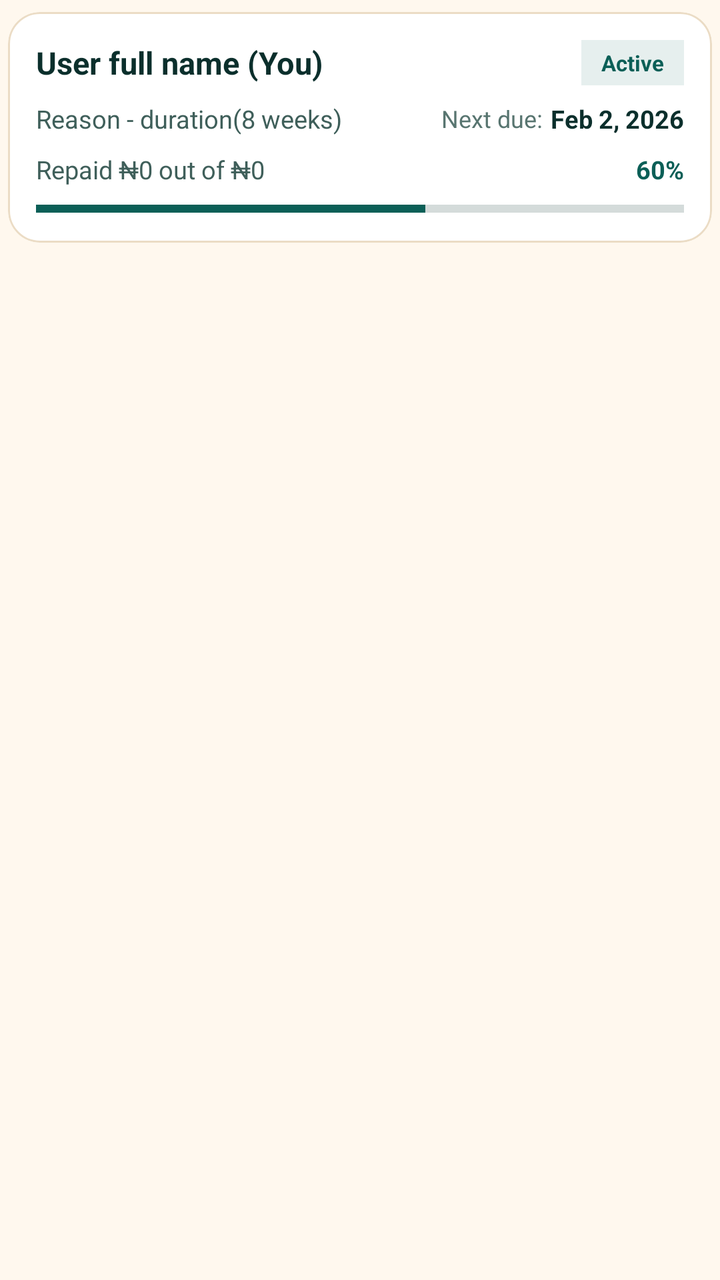
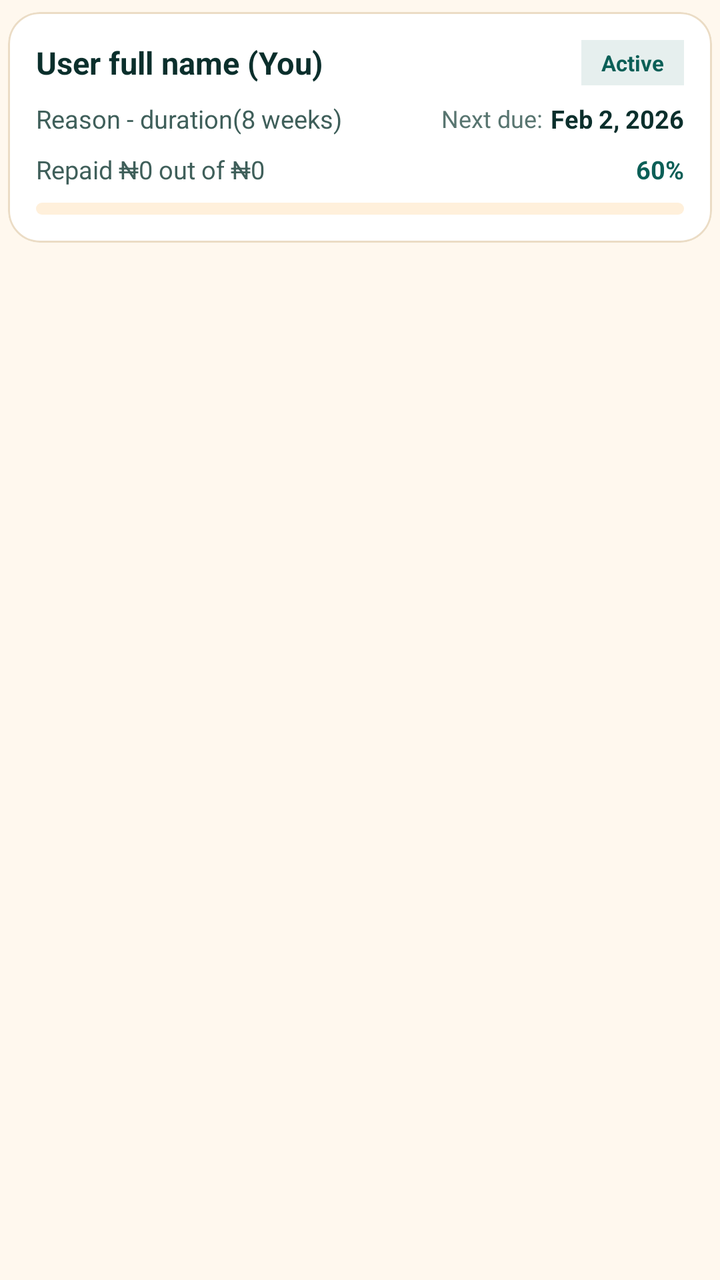

An Android layout rendered at two revisions. The XML below is the earlier revision; the diff shows what the commit changed to produce the second picture.
<!-- AndroidManifest.xml: application theme AppTheme -->
<!-- res/layout/active_loan_card.xml -->
<LinearLayout
	xmlns:android="http://schemas.android.com/apk/res/android"
	xmlns:app="http://schemas.android.com/apk/res-auto"
	xmlns:tools="http://schemas.android.com/tools"
	android:layout_width="match_parent"
	android:layout_height="wrap_content"
	android:orientation="vertical">
	<com.google.android.material.card.MaterialCardView
		android:id="@+id/cardview27"
		android:layout_width="match_parent"
		android:layout_height="wrap_content"
		app:cardBackgroundColor="@color/colorSurface"
		android:layout_marginHorizontal="4dp"
		android:layout_marginVertical="6dp"
		app:cardCornerRadius="16dp"
		app:cardElevation="0dp"
		app:strokeWidth="1dp"
		app:strokeColor="@color/colorCardStroke">
		<LinearLayout
			android:id="@+id/linear1"
			android:layout_width="match_parent"
			android:layout_height="wrap_content"
			android:padding="14dp"
			android:orientation="vertical">
			<LinearLayout
				android:id="@+id/linear2"
				android:layout_width="match_parent"
				android:layout_height="wrap_content"
				android:gravity="center_vertical"
				android:orientation="horizontal">
				<TextView
					android:id="@+id/textview2"
					android:layout_width="0dp"
					android:layout_height="wrap_content"
					android:text="User full name (You)"
					android:textStyle="bold"
					android:textColor="@color/colorTextPrimary"
					android:layout_weight="1"
					android:textSize="15.5sp"
					android:focusable="false" />
				<TextView
					android:id="@+id/textview3"
					android:layout_width="wrap_content"
					android:layout_height="wrap_content"
					android:paddingTop="4dp"
					android:paddingBottom="4dp"
					android:background="@color/colorAccentSoft"
					android:text="Active"
					android:textSize="11sp"
					android:textStyle="bold"
					android:textColor="@color/colorAccent"
					android:paddingStart="10dp"
					android:paddingEnd="10dp"
					android:focusable="false" />
			</LinearLayout>
			<LinearLayout
				android:id="@+id/linear4"
				android:layout_width="match_parent"
				android:layout_height="wrap_content"
				android:layout_marginTop="8dp"
				android:gravity="center_vertical"
				android:orientation="horizontal">
				<TextView
					android:id="@+id/textview1"
					android:layout_width="0dp"
					android:layout_height="wrap_content"
					android:text="Reason - duration(8 weeks)"
					android:textColor="@color/colorTextSecondary"
					android:layout_weight="1"
					android:textSize="12.5sp"
					android:focusable="false" />
				<TextView
					android:id="@+id/textview6"
					android:layout_width="wrap_content"
					android:layout_height="wrap_content"
					android:text="Next due:"
					android:textSize="12sp"
					android:textColor="@color/colorTextTertiary"
					android:paddingEnd="4dp"
					android:focusable="false" />
				<TextView
					android:id="@+id/textview7"
					android:layout_width="wrap_content"
					android:layout_height="wrap_content"
					android:text="Feb 2, 2026"
					android:textStyle="bold"
					android:textColor="@color/colorTextPrimary"
					android:textSize="12.5sp"
					android:focusable="false" />
			</LinearLayout>
			<LinearLayout
				android:id="@+id/linear3"
				android:layout_width="match_parent"
				android:layout_height="wrap_content"
				android:layout_marginTop="8dp"
				android:gravity="center_vertical"
				android:orientation="horizontal">
				<TextView
					android:id="@+id/textview4"
					android:layout_width="0dp"
					android:layout_height="wrap_content"
					android:text="Repaid ₦0 out of ₦0"
					android:textColor="@color/colorTextSecondary"
					android:layout_weight="1"
					android:textSize="12.5sp"
					android:focusable="false" />
				<TextView
					android:id="@+id/textview5"
					android:layout_width="wrap_content"
					android:layout_height="wrap_content"
					android:text="60%"
					android:textStyle="bold"
					android:textColor="@color/colorAccent"
					android:textSize="12.5sp"
					android:focusable="false" />
			</LinearLayout>
			<ProgressBar
				android:id="@+id/progressbar1"
				android:layout_width="match_parent"
				android:layout_height="6dp"
				android:layout_marginTop="8dp"
				android:progress="60"
				android:indeterminate="false"
				style="?android:progressBarStyleHorizontal"
				android:progressTint="@color/colorAccent"
				android:backgroundTint="@color/colorSurfaceAlt"
				android:focusable="false" />
		</LinearLayout>
	</com.google.android.material.card.MaterialCardView>
</LinearLayout>
<!-- resources referenced by this layout -->
<resources>
  <style name="AppTheme" parent="Theme.MaterialComponents.DayNight.NoActionBar">
          <item name="popupMenuStyle">@style/HarvanaPopupMenu</item>
          <item name="actionOverflowMenuStyle">@style/HarvanaPopupMenu</item>
          
          <item name="spinnerStyle">@style/HarvanaSpinner</item>
          <item name="materialButtonStyle">@style/HarvanaButton</item>
          <item name="materialButtonOutlinedStyle">@style/HarvanaButton.Outlined</item>
          
          <item name="homeAsUpIndicator">@drawable/ic_nav_back</item>
          
          <item name="android:textViewStyle">@style/HarvanaTextView</item>
          <item name="appBarColor">@color/colorBackground</item>
          <item name="onAppBarColor">@color/colorTextPrimary</item>
          <item name="colorSecondary">@color/colorAccent</item>
          <item name="colorOnSecondary">@color/colorTextOnAccent</item>
          <item name="colorPrimaryVariant">@color/colorAccentDark</item>
          <item name="colorSecondaryVariant">@color/colorAccentDark</item>
          <item name="colorError">@color/colorError</item>
          <item name="colorOnError">@color/colorTextPrimaryWhite</item>
          <item name="colorControlActivated">@color/colorAccent</item>
          <item name="colorControlNormal">@color/colorControlNormal</item>
          <item name="colorControlHighlight">@color/colorAccentRipple</item>
          <item name="android:textColorHighlight">@color/colorAccentStroke</item>
          <item name="android:textColorLink">@color/colorAccentStrong</item>
          <item name="android:editTextColor">@color/colorTextPrimary</item>
          <item name="android:navigationBarColor">@color/colorBackground</item>
          <item name="colorPrimary">@color/colorAccent</item>
          <item name="colorPrimaryDark">@color/colorAccentStrong</item>
          <item name="colorAccent">@color/colorAccent</item>
          <item name="colorSurface">@color/colorSurface</item>
          <item name="colorOnPrimary">@color/colorTextOnAccent</item>
          <item name="colorOnSurface">@color/colorTextPrimary</item>
          <item name="colorOnBackground">@color/colorTextPrimary</item>
          <item name="colorOnSurfaceVariant">@color/colorTextSecondary</item>
          <item name="android:textColorPrimary">@color/colorTextPrimary</item>
          <item name="android:textColorSecondary">@color/colorTextSecondary</item>
          <item name="android:textColorHint">@color/colorTextTertiary</item>
          <item name="android:statusBarColor">?attr/appBarColor</item>
          <item name="android:windowLightStatusBar">true</item>
          <item name="android:windowBackground">@color/colorBackground</item>
          <item name="alertDialogTheme">@style/HarvanaAlertDialog</item>
          <item name="materialAlertDialogTheme">@style/HarvanaAlertDialog</item>
          <item name="bottomSheetDialogTheme">@style/HarvanaBottomSheetDialog</item>
      </style>
  <!-- unchanged entries left out for length: 30 -->
</resources>

<!-- the commit's change to res/layout/active_loan_card.xml (unified diff, before → after) -->
@@ -114,16 +114,17 @@
 					android:textSize="12.5sp"
 					android:focusable="false" />
 			</LinearLayout>
-			<ProgressBar
+			<com.google.android.material.progressindicator.LinearProgressIndicator
 				android:id="@+id/progressbar1"
 				android:layout_width="match_parent"
-				android:layout_height="6dp"
+				android:layout_height="wrap_content"
 				android:layout_marginTop="8dp"
 				android:progress="60"
 				android:indeterminate="false"
-				style="?android:progressBarStyleHorizontal"
-				android:progressTint="@color/colorAccent"
-				android:backgroundTint="@color/colorSurfaceAlt"
+				app:trackThickness="6dp"
+				app:trackCornerRadius="3dp"
+				app:indicatorColor="@color/colorAccent"
+				app:trackColor="@color/colorSurfaceAlt"
 				android:focusable="false" />
 		</LinearLayout>
 	</com.google.android.material.card.MaterialCardView>
<!-- resource entries referenced after the edit -->
@@ -7,6 +7,9 @@
           <item name="spinnerStyle">@style/HarvanaSpinner</item>
           <item name="materialButtonStyle">@style/HarvanaButton</item>
           <item name="materialButtonOutlinedStyle">@style/HarvanaButton.Outlined</item>
+          <item name="textInputStyle">@style/Harvana.TextInputLayout</item>
+          <item name="materialCardViewStyle">@style/Harvana.Card</item>
+          <item name="borderlessButtonStyle">@style/HarvanaButton.Text</item>
           
           <item name="homeAsUpIndicator">@drawable/ic_nav_back</item>
           
@@ -44,6 +47,30 @@
           <item name="materialAlertDialogTheme">@style/HarvanaAlertDialog</item>
           <item name="bottomSheetDialogTheme">@style/HarvanaBottomSheetDialog</item>
       </style>
+  <style name="Harvana.TextInputLayout" parent="Widget.MaterialComponents.TextInputLayout.OutlinedBox">
+          <item name="boxCornerRadiusTopStart">12dp</item>
+          <item name="boxCornerRadiusTopEnd">12dp</item>
+          <item name="boxCornerRadiusBottomStart">12dp</item>
+          <item name="boxCornerRadiusBottomEnd">12dp</item>
+          <item name="boxStrokeColor">@color/colorAccent</item>
+          <item name="hintTextColor">@color/colorAccent</item>
+          <item name="android:textColorHint">@color/colorTextTertiary</item>
+      </style>
+  <style name="Harvana.Card" parent="Widget.MaterialComponents.CardView">
+          <item name="cardBackgroundColor">@color/colorSurface</item>
+          <item name="cardCornerRadius">16dp</item>
+          <item name="cardElevation">0dp</item>
+          <item name="strokeColor">@color/colorCardStroke</item>
+          <item name="strokeWidth">1dp</item>
+          <item name="rippleColor">@color/colorAccentRipple</item>
+      </style>
+  <style name="HarvanaButton.Text" parent="Widget.MaterialComponents.Button.TextButton">
+          <item name="cornerRadius">12dp</item>
+          <item name="android:textAllCaps">false</item>
+          <item name="android:textStyle">bold</item>
+          <item name="android:textColor">@color/colorAccentStrong</item>
+          <item name="rippleColor">@color/colorAccentRipple</item>
+      </style>
   <!-- unchanged entries left out for length: 30 -->
 </resources>
 
